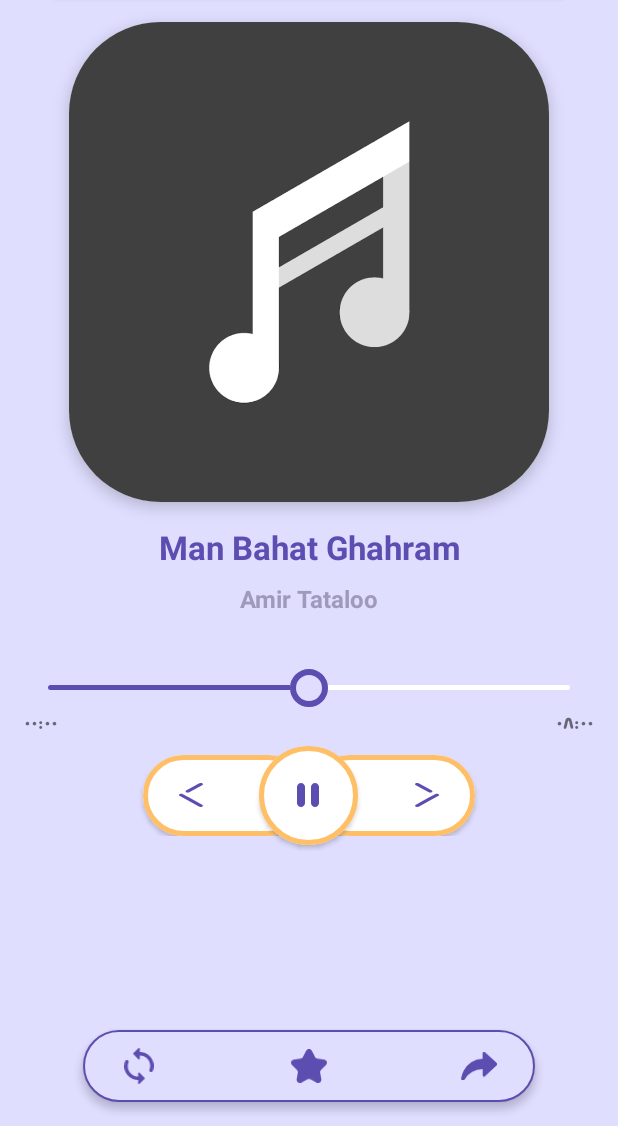
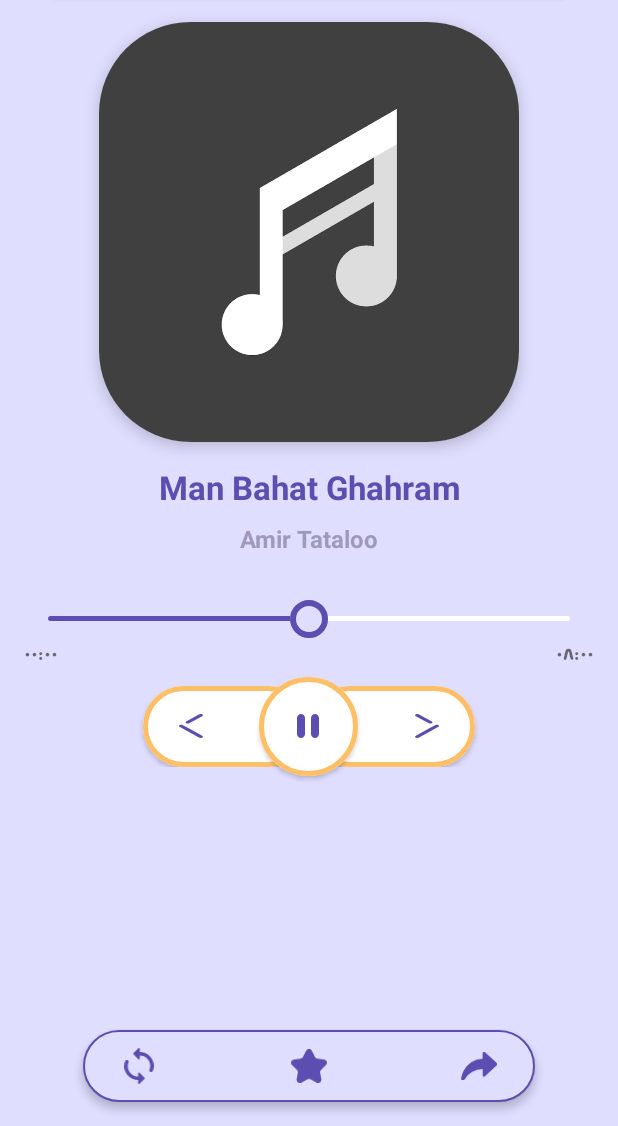
Before and after one commit to miladgoli/MG-Player, an Android app: the PleyerActivity screen opened directly, with no data from a screen before it, on a phone screen of 412 x 824 dp, the part 110-1236 px from its top. Run offline under Robolectric (Android 15) with nearby library versions, the phone set to English and light mode, and no system bars; our stand-ins replace Room's generated code, RxJava; 2 statements that could not run were skipped.

Commit message:
End of Base App.

```diff
--- a/app/src/main/java/com/example/mgplayer/PleyerActivity.kt
+++ b/app/src/main/java/com/example/mgplayer/PleyerActivity.kt
@@ -5,15 +5,22 @@ import android.net.Uri
 import androidx.appcompat.app.AppCompatActivity
 import android.os.Bundle
 import android.widget.SeekBar
+import android.widget.Toast
 import androidx.core.content.ContextCompat
+import androidx.lifecycle.ViewModelProvider
+import androidx.recyclerview.widget.LinearLayoutManager
+import androidx.recyclerview.widget.RecyclerView
 import com.example.mgplayer.databinding.ActivityPleyerBinding
 import com.example.mgplayer.model.Music.convertMillisToString
 import com.example.mgplayer.model.Song
+import com.example.mgplayer.view.home.HomeAdapter
+import com.example.mgplayer.viewmodel.SongViewModel
+import com.example.mgplayer.viewmodel.SongViewModelProvider
 import java.lang.String
 import java.util.*
 import kotlin.collections.ArrayList
 
-class PleyerActivity : AppCompatActivity() {
+class PleyerActivity : AppCompatActivity(), HomeAdapter.OnSongClickListener {
 
     lateinit var binding: ActivityPleyerBinding
 
@@ -25,6 +32,8 @@ class PleyerActivity : AppCompatActivity() {
     var music: Song? = null
     var musicList: ArrayList<Song> = ArrayList()
     lateinit var timer: Timer
+    lateinit var viewModel: SongViewModel
+
 
     var musicPlayer: MediaPlayer? = null
 
@@ -35,11 +44,18 @@ class PleyerActivity : AppCompatActivity() {
         setContentView(binding.root)
         timer = Timer()
 
+        initializeAndCheckViewModel()
+
         music = intent.extras?.getParcelable("music")
         nowPlaying = intent.getIntExtra("position", 0)
         musicList = intent.getSerializableExtra("listMusic") as ArrayList<Song>
 
 
+
+        viewModel.getAllMusics()
+        viewModel.getMusics().observe(this, androidx.lifecycle.Observer {
+            musicList = it as ArrayList<Song>
+        })
         musicPlayer = MediaPlayer.create(this, Uri.parse(musicList.get(nowPlaying).path))
         musicPlayer?.start()
 
@@ -187,6 +203,14 @@ class PleyerActivity : AppCompatActivity() {
             }
         }
 
+        binding.btnAddToFavorite.setOnClickListener {
+            Toast.makeText(this,"Coming soon !",Toast.LENGTH_SHORT).show()
+        }
+
+        binding.btnShare.setOnClickListener {
+            Toast.makeText(this,"Coming soon !",Toast.LENGTH_SHORT).show()
+        }
+
     }
 
     fun setInfoMusic(nowPlay: Int, start: Boolean) {
@@ -207,9 +231,9 @@ class PleyerActivity : AppCompatActivity() {
                 convertMillisToString(it.duration.toLong()).toString()
             binding.musicName.text = music.name
 
-            val albumArt: Uri? = music.albumArt
+            val albumArt: kotlin.String? = music.albumArt
             if (albumArt != null) {
-                binding.imgMusicPlayer.setImageURI(albumArt)
+                binding.imgMusicPlayer.setImageURI(Uri.parse(albumArt))
 
                 if (binding.imgMusicPlayer.drawable == null) {
                     binding.imgMusicPlayer.setImageResource(R.drawable.man)
@@ -253,4 +277,17 @@ class PleyerActivity : AppCompatActivity() {
         setInfoMusic(nowPlaying, true)
 
     }
+
+    override fun onSongClick(song: Song, position: Int, list: ArrayList<Song>) {
+
+    }
+
+    fun initializeAndCheckViewModel() {
+        //initialize view model
+        viewModel = ViewModelProvider(
+            this,
+            SongViewModelProvider(this)
+        ).get(SongViewModel::class.java)
+
+    }
 }
--- a/app/src/main/java/com/example/mgplayer/model/Song.kt
+++ b/app/src/main/java/com/example/mgplayer/model/Song.kt
@@ -3,20 +3,23 @@ package com.example.mgplayer.model
 import android.net.Uri
 import android.os.Parcelable
 import androidx.room.Entity
+import androidx.room.PrimaryKey
 import com.example.mgplayer.model.Utils.TABLE_NAME_MUSICS
 import kotlinx.parcelize.Parcelize
 
 @Parcelize
 @Entity(tableName = TABLE_NAME_MUSICS)
 data class Song(
+    @PrimaryKey(autoGenerate = true)
     var id: Long = 0,
     var name: String? = null,
     var artist:String?=null,
     var duration: Int? = null,
     var size: Int? = null,
+
     var albumId: Long = 0,
     var path:String?=null,
-    var albumArt: Uri? = null,
+    var albumArt: String? = null,
     var isFavorite: Boolean = false
 
 ) : Parcelable
--- a/app/src/main/java/com/example/mgplayer/view/home/HomeAdapter.kt
+++ b/app/src/main/java/com/example/mgplayer/view/home/HomeAdapter.kt
@@ -26,9 +26,9 @@ class HomeAdapter(var listener:OnSongClickListener) : RecyclerView.Adapter<HomeA
             musicName.text = song.name
             artistName.text = song.artist
 
-            val albumArt: Uri? = song.albumArt
+            val albumArt: String? = song.albumArt
             if (albumArt != null) {
-                coverImage.setImageURI(albumArt)
+                coverImage.setImageURI(Uri.parse(albumArt))
 
                 if (coverImage.drawable == null) {
                     coverImage.setImageResource(R.drawable.man)
--- a/app/src/main/java/com/example/mgplayer/viewmodel/SongViewModel.kt
+++ b/app/src/main/java/com/example/mgplayer/viewmodel/SongViewModel.kt
@@ -24,6 +24,7 @@ class SongViewModel(val repository: SongRepository) : ViewModel() {
         repository.setMusicsList(list)
             .subscribeOn(Schedulers.io())
             .subscribe(object : CompletableObserver {
+
                 override fun onSubscribe(d: Disposable) {
                     compositeDisposable.add(d)
                 }
--- a/app/src/main/res/layout/activity_pleyer.xml
+++ b/app/src/main/res/layout/activity_pleyer.xml
@@ -14,25 +14,25 @@
             android:layout_width="match_parent"
             android:layout_height="56dp"
             android:layout_margin="16dp"
-            app:cardCornerRadius="50dp"
-            app:cardBackgroundColor="@color/app_purple_dark">
+            app:cardBackgroundColor="@color/app_purple_dark"
+            app:cardCornerRadius="50dp">
 
             <TextView
                 android:layout_width="match_parent"
                 android:layout_height="wrap_content"
-                android:text="M G Player"
-                android:textColor="@color/app_white"
-                android:textStyle="bold"
-                android:textSize="22sp"
                 android:layout_gravity="center"
                 android:gravity="center"
-                android:textAlignment="center"/>
+                android:text="M G Player"
+                android:textAlignment="center"
+                android:textColor="@color/app_white"
+                android:textSize="22sp"
+                android:textStyle="bold" />
         </androidx.cardview.widget.CardView>
 
 
         <androidx.cardview.widget.CardView
-            android:layout_width="320dp"
-            android:layout_height="320dp"
+            android:layout_width="280dp"
+            android:layout_height="280dp"
             android:layout_gravity="center"
             app:cardCornerRadius="61dp"
             app:cardElevation="6dp">
@@ -73,7 +73,7 @@
             android:layout_width="match_parent"
             android:layout_height="wrap_content"
             android:layout_marginLeft="16dp"
-            android:layout_marginTop="32dp"
+            android:layout_marginTop="26dp"
             android:layout_marginRight="16dp"
             android:orientation="vertical">
 
@@ -200,6 +200,11 @@
 
         </RelativeLayout>
 
+        <androidx.recyclerview.widget.RecyclerView
+            android:layout_width="match_parent"
+            android:layout_height="wrap_content"
+            android:id="@+id/recyclerViewPlayer"/>
+
     </LinearLayout>
 
     <RelativeLayout
@@ -227,6 +232,7 @@
             app:tint="@color/app_purple_dark" />
 
         <ImageView
+            android:id="@+id/btnShare"
             android:layout_width="24dp"
             android:layout_height="24dp"
             android:layout_alignParentRight="true"
--- a/build.gradle
+++ b/build.gradle
@@ -5,7 +5,7 @@ buildscript {
         mavenCentral()
     }
     dependencies {
-        classpath "com.android.tools.build:gradle:7.0.4"
+        classpath "com.android.tools.build:gradle:7.0.3"
         classpath "org.jetbrains.kotlin:kotlin-gradle-plugin:1.5.20"
 
         // NOTE: Do not place your application dependencies here; they belong
```
Also changed, not shown: app/build.gradle (+7 -1 lines), app/src/main/java/com/example/mgplayer/view/home/HomeActivity.kt (+17 -7 lines), app/src/main/res/layout/activity_home.xml (+8 -1 lines).
